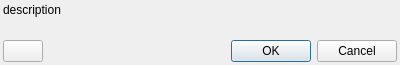
Above: src/GSvar/FilterEditDialog.ui from imgag/ngs-bits before the change. Below: the same form after it.
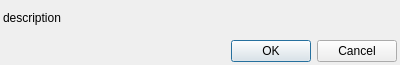
That is the form after the change. Icons and pictures are not drawn.

Commit message: Fixed bug in FilterGenotypeAffected when applied to multi-sample variant lists; Minor changes to GSvar.

Diff of the .ui file:
```diff
--- a/src/GSvar/FilterEditDialog.ui
+++ b/src/GSvar/FilterEditDialog.ui
@@ -72,38 +72,6 @@
     </layout>
    </item>
    <item>
-    <spacer name="verticalSpacer">
-     <property name="orientation">
-      <enum>Qt::Vertical</enum>
-     </property>
-     <property name="sizeHint" stdset="0">
-      <size>
-       <width>1</width>
-       <height>1</height>
-      </size>
-     </property>
-    </spacer>
-   </item>
-   <item>
-    <layout class="QHBoxLayout" name="horizontalLayout">
-     <item>
-      <widget class="QPushButton" name="show_doc">
-       <property name="toolTip">
-        <string>&lt;html&gt;&lt;head/&gt;&lt;body&gt;&lt;p&gt;Show parameter documentation.&lt;/p&gt;&lt;/body&gt;&lt;/html&gt;</string>
-       </property>
-       <property name="text">
-        <string/>
-       </property>
-       <property name="icon">
-        <iconset resource="GSvar.qrc">
-         <normaloff>:/Icons/Question.png</normaloff>:/Icons/Question.png</iconset>
-       </property>
-       <property name="checkable">
-        <bool>true</bool>
-       </property>
-      </widget>
-     </item>
-     <item>
       <widget class="QDialogButtonBox" name="buttonBox">
        <property name="orientation">
         <enum>Qt::Horizontal</enum>
@@ -112,8 +80,6 @@
         <set>QDialogButtonBox::Cancel|QDialogButtonBox::Ok</set>
        </property>
       </widget>
-     </item>
-    </layout>
    </item>
   </layout>
  </widget>
```
Lines whose indentation alone changed are shown as unchanged. The commit also changes 8 other files.
